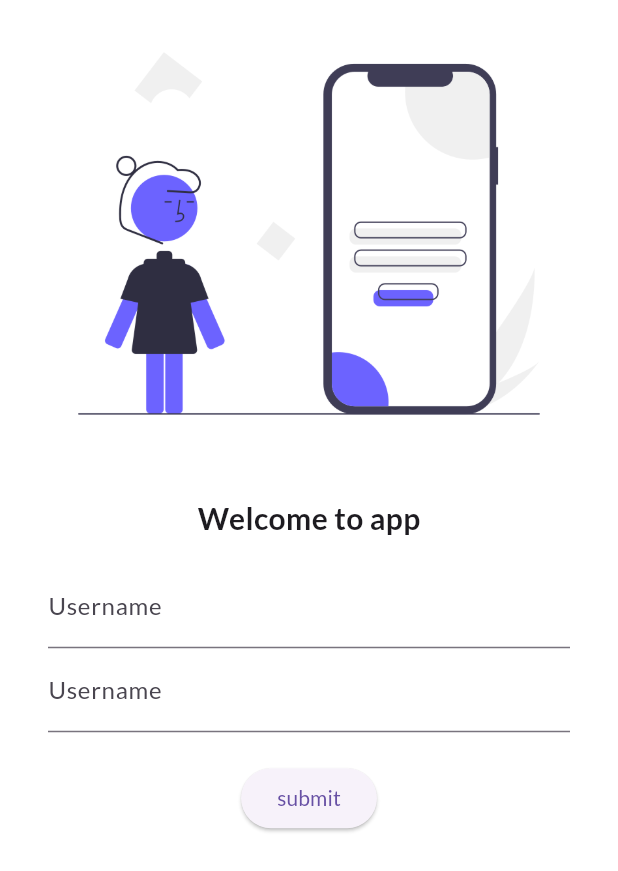
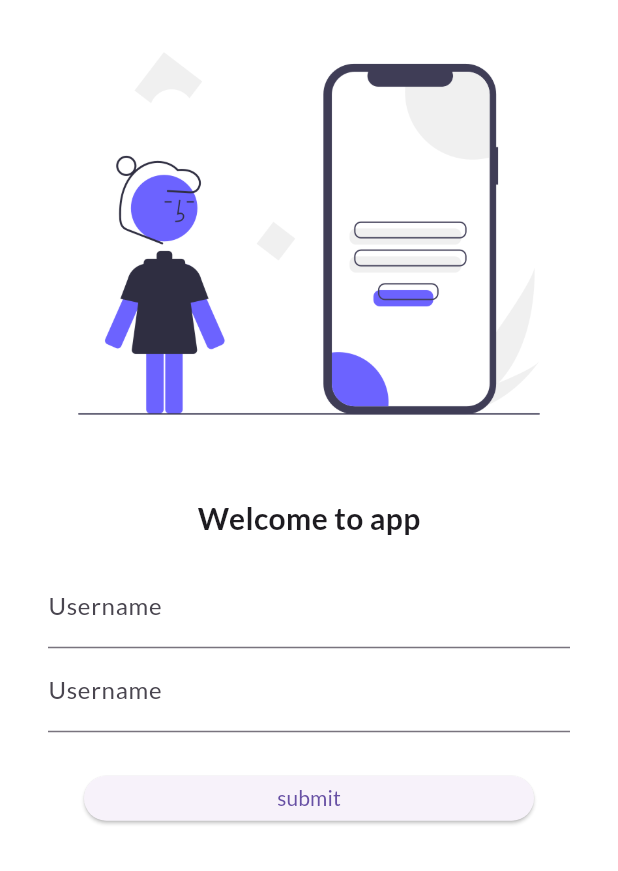
Before and after one commit to brd2002/30_days_flutter_practice, a Flutter app: the screen it shows after launch, on a phone screen of 412 x 824 dp. Shown: the top 871 px of the screen. Run offline on Flutter 3.47's test engine with Material 3 defaults, Android fonts, the phone set to English and light mode, and no system bars; our stand-ins replace google_fonts.

Commit message:
complete day 5

```diff
--- a/lib/main.dart
+++ b/lib/main.dart
@@ -1,6 +1,7 @@
 import 'package:flutter/material.dart';
 import 'package:flutter_30_days_ui_practice/pages/home_page.dart';
 import 'package:flutter_30_days_ui_practice/pages/login_page.dart';
+import 'package:flutter_30_days_ui_practice/utils/routes.dart';
 import 'package:google_fonts/google_fonts.dart';
 
 void main() {
@@ -29,8 +30,8 @@
       // home: HomePage(),
       routes: {
         "/": (context) => LoginPage(),
-        "homepage": (context) => HomePage(),
-        "loginpage": (context) => LoginPage(),
+        MyRoutes.homeRoute: (context) => HomePage(),
+        MyRoutes.loginRoute: (context) => LoginPage(),
       },
     );
   }
--- a/lib/pages/login_page.dart
+++ b/lib/pages/login_page.dart
@@ -1,4 +1,5 @@
 import 'package:flutter/material.dart';
+import 'package:flutter_30_days_ui_practice/utils/routes.dart';
 
 class LoginPage extends StatefulWidget {
   const LoginPage({super.key});
@@ -12,6 +13,7 @@
   Widget build(BuildContext context) {
     return Material(
       color: Colors.white,
+      child: SingleChildScrollView(
         child: Column(
           children: [
             Image.asset("assets/images/login_image.png"),
@@ -31,12 +33,14 @@
                 children: [
                   TextFormField(
                     decoration: InputDecoration(
-                      hintText: "enter your username", labelText: "Username "),
+                        hintText: "enter your username",
+                        labelText: "Username "),
                   ),
                   TextFormField(
                     obscureText: true,
                     decoration: InputDecoration(
-                      hintText: "enter your username", labelText: "Username "),
+                        hintText: "enter your username",
+                        labelText: "Username "),
                   ),
                   SizedBox(
                     height: 20,
@@ -44,15 +48,17 @@
                   ElevatedButton(
                     onPressed: () {
                       print("hi bharat");
+                      Navigator.pushNamed(context, MyRoutes.homeRoute);
                     },
                     child: Text("submit"),
-                  style: TextButton.styleFrom(),
+                    style: TextButton.styleFrom(minimumSize: Size(300, 30)),
                   )
                 ],
               ),
             ),
           ],
         ),
+      ),
     );
   }
 }
--- /dev/null
+++ b/lib/utils/routes.dart
@@ -0,0 +1,4 @@
+class MyRoutes {
+  static String loginRoute = "/login";
+  static String homeRoute = "/home";
+}
```
Lines whose indentation alone changed are shown as unchanged.
